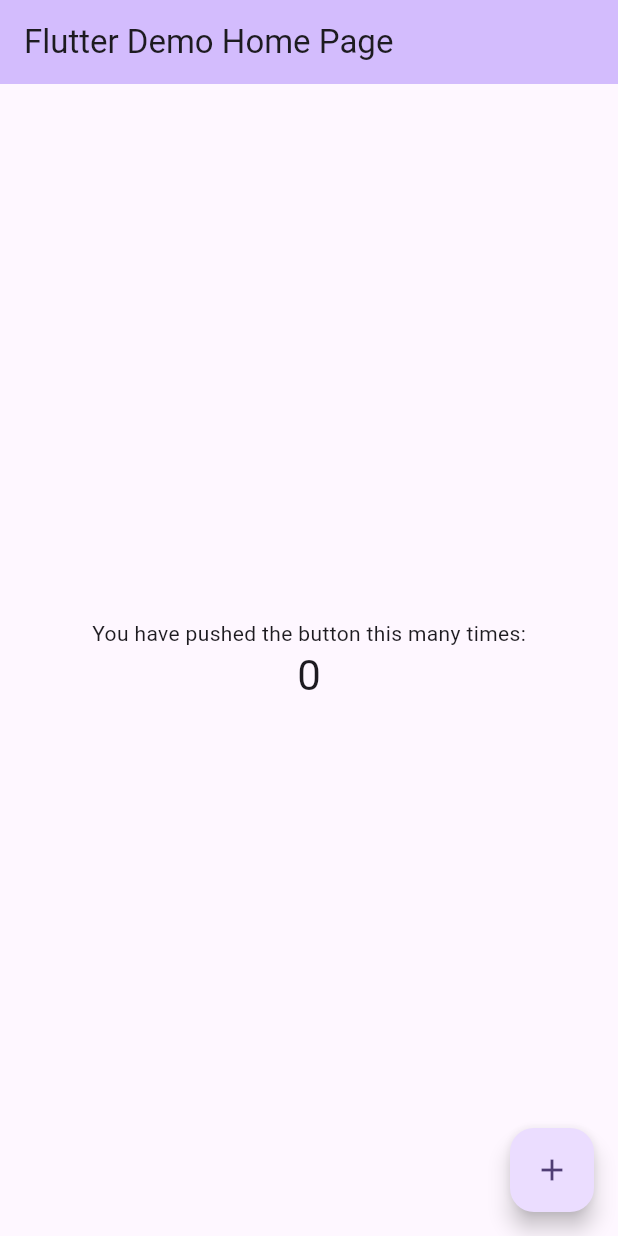
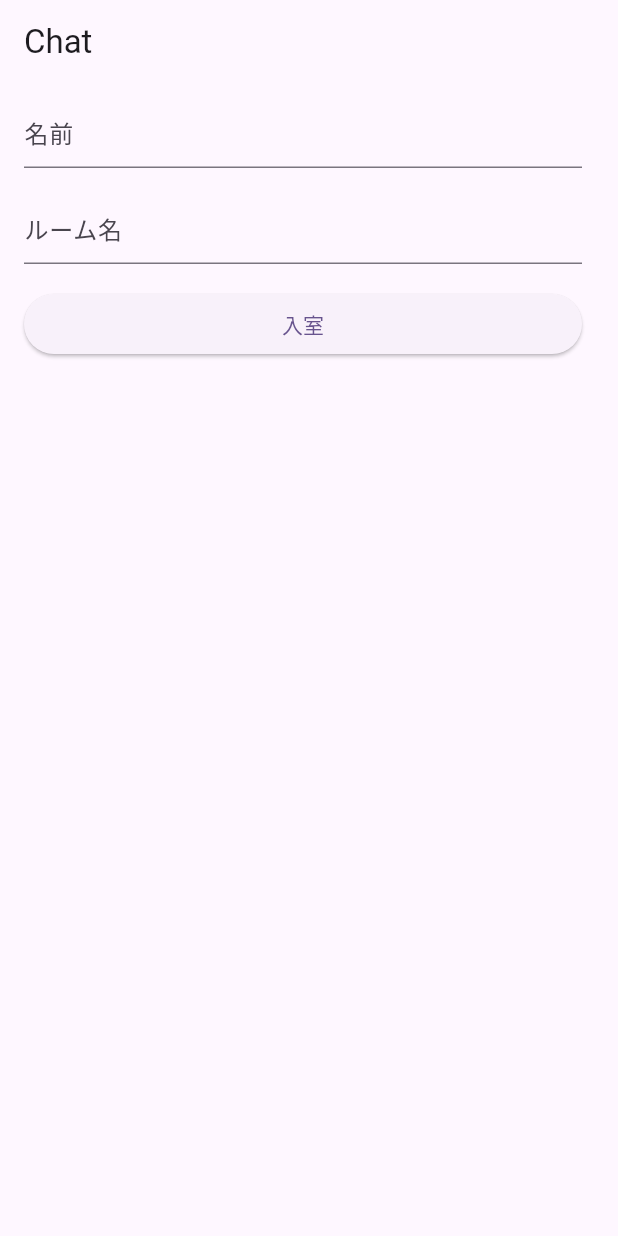
Before and after one commit to akirasuzuki899/ChatApp-Flutter, a Flutter app: the screen it shows after launch, on a phone screen of 412 x 824 dp. Run offline on Flutter 3.47's test engine with Material 3 defaults, Android fonts, the phone set to English and light mode, and no system bars; our stand-ins replace cloud_firestore, firebase_core; accounts and stored records are empty; generated files the repository leaves out were written again.

Commit message:
Add entrance page

```diff
--- a/lib/main.dart
+++ b/lib/main.dart
@@ -1,6 +1,14 @@
+import 'package:flutter/foundation.dart';
 import 'package:flutter/material.dart';
+import 'package:firebase_core/firebase_core.dart';
+import 'package:cloud_firestore/cloud_firestore.dart';
+import 'firebase_options.dart';
 
-void main() {
+void main() async {
+  WidgetsFlutterBinding.ensureInitialized();
+  await Firebase.initializeApp(
+    options: DefaultFirebaseOptions.currentPlatform,
+  );
   runApp(const MyApp());
 }
 
@@ -29,38 +37,88 @@ class MyHomePage extends StatefulWidget {
 }
 
 class _MyHomePageState extends State<MyHomePage> {
-  int _counter = 0;
 
-  void _incrementCounter() {
-    setState(() {
-      _counter++;
-    });
+  String name = '';
+  String room = '';
+
+  void showError(String message) {
+    showDialog(
+      context: context,
+      builder: (context) => AlertDialog(content: Text(message))
+    );
+
   }
+
+  void enter() {
+    if (name.isEmpty) {
+      showError('名前を入力してください');
+      return;
+    }
+    if (room.isEmpty) {
+      showError('ルーム名を入力してください');
+      return;
+    }
+    Navigator.push(
+      context,
+      MaterialPageRoute(builder: (context) => ChatPage(name: name, room: room)),
+    );
+  }
+
+
 
   @override
   Widget build(BuildContext context) {
     return Scaffold(
       appBar: AppBar(
-        backgroundColor: Theme.of(context).colorScheme.inversePrimary,
-        title: Text(widget.title),
+        title: Text('Chat'),
       ),
-      body: Center(
-        child: Column(
-          mainAxisAlignment: MainAxisAlignment.center,
-          children: <Widget>[
-            const Text('You have pushed the button this many times:'),
-            Text(
-              '$_counter',
-              style: Theme.of(context).textTheme.headlineMedium,
+      body: ListView(
+        children: [
+          ListTile(
+            title: TextField(
+              decoration: InputDecoration(hintText: '名前'),
+              onChanged: (value) {
+                name = value;
+              },
             ),
-          ],
-        ),
-      ),
-      floatingActionButton: FloatingActionButton(
-        onPressed: _incrementCounter,
-        tooltip: 'Increment',
-        child: const Icon(Icons.add),
+          ),
+          ListTile(
+            title: TextField(
+              decoration: InputDecoration(hintText: 'ルーム名'),
+              onChanged: (value) {
+                room = value;
+              },
+            ),
+          ),
+          ListTile(
+            title: ElevatedButton(
+              onPressed: () { enter(); },
+              child: Text('入室'),
+            ),
+          ),
+        ],
       ),
     );
   }
 }
+
+class ChatPage extends StatefulWidget {
+  ChatPage({required this.name, required this.room, super.key});
+
+  final String name;
+  final String room;
+
+  @override
+  State<ChatPage> createState() => _ChatPageState();
+}
+
+class _ChatPageState extends State<ChatPage> {
+  @override
+  Widget build(BuildContext context) {
+    return Scaffold(
+      appBar: AppBar(
+        title: Text(widget.room),
+      ),
+    );
+  }
+}
```
